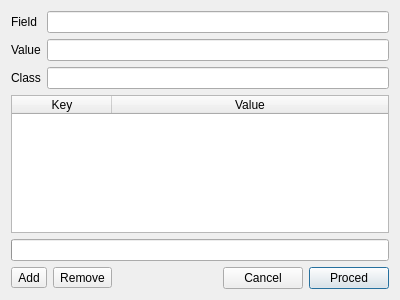
Above: setvaluedialog.ui from Kuszki/K-Converter before the change. Below: the same form after it.
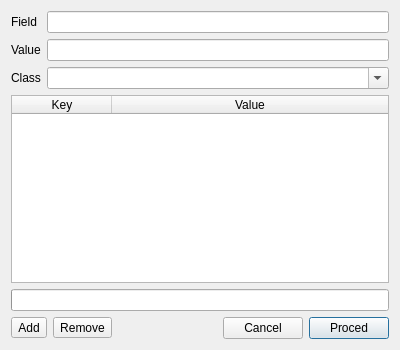
That is the form after the change. Icons and pictures are not drawn.

```diff
--- a/setvaluedialog.ui
+++ b/setvaluedialog.ui
@@ -7,7 +7,7 @@
     <x>0</x>
     <y>0</y>
     <width>400</width>
-    <height>300</height>
+    <height>350</height>
    </rect>
   </property>
   <property name="windowTitle">
@@ -149,13 +149,6 @@
      </property>
     </widget>
    </item>
-   <item row="2" column="1">
-    <widget class="QLineEdit" name="Class">
-     <property name="toolTip">
-      <string>&lt;p&gt;Classes of items to update data. Next values can be separated by comma sign. Empty string means all classes.&lt;/p&gt;</string>
-     </property>
-    </widget>
-   </item>
    <item row="2" column="0">
     <widget class="QLabel" name="label">
      <property name="text">
@@ -163,6 +156,22 @@
      </property>
     </widget>
    </item>
+   <item row="2" column="1">
+    <widget class="QComboBox" name="Class">
+     <property name="sizePolicy">
+      <sizepolicy hsizetype="Expanding" vsizetype="Fixed">
+       <horstretch>0</horstretch>
+       <verstretch>0</verstretch>
+      </sizepolicy>
+     </property>
+     <property name="toolTip">
+      <string>&lt;p&gt;Classes of items to update data. Next values can be separated by comma sign. Empty string means all classes.&lt;/p&gt;</string>
+     </property>
+     <property name="editable">
+      <bool>true</bool>
+     </property>
+    </widget>
+   </item>
   </layout>
  </widget>
  <resources/>
```
